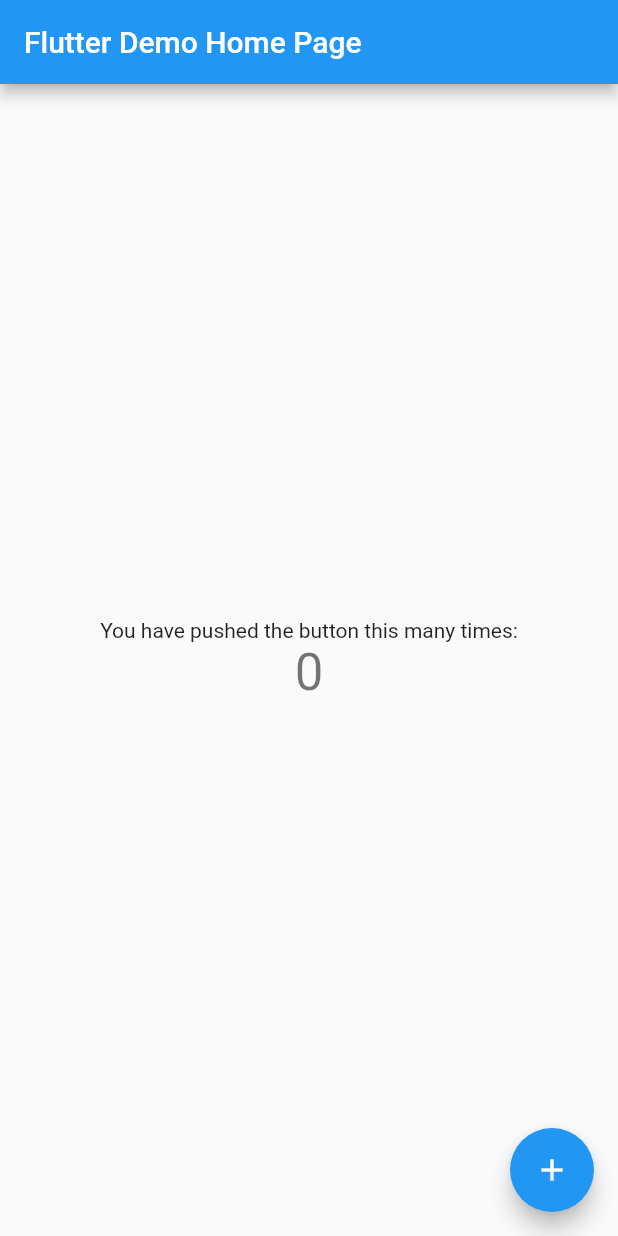
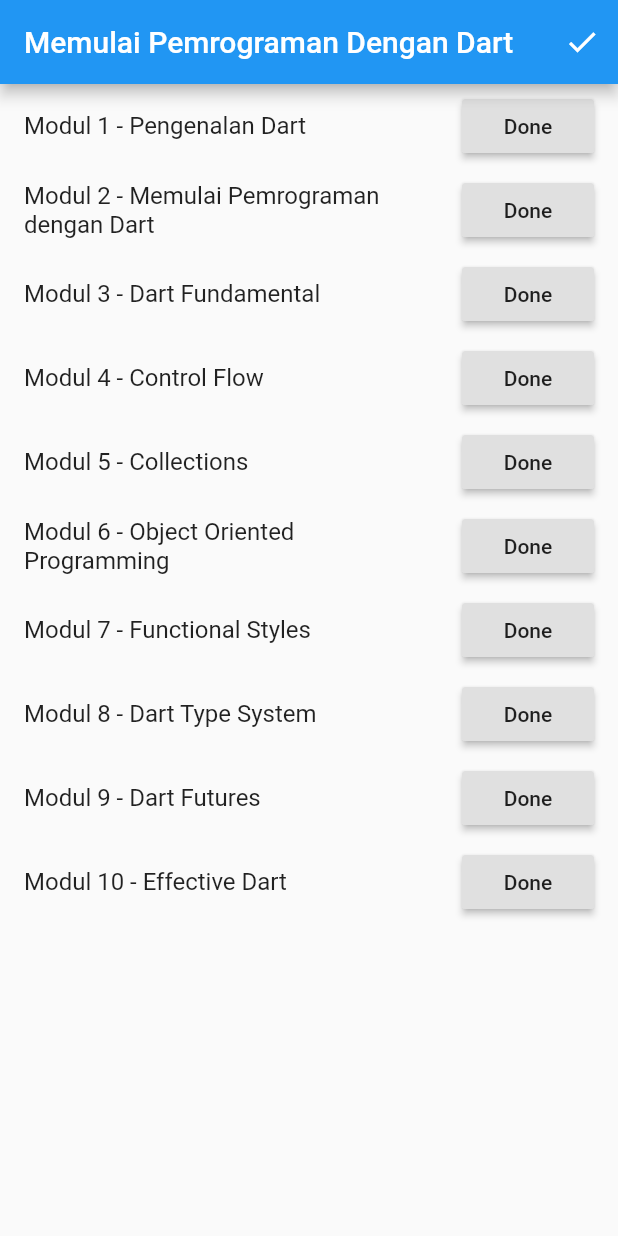
Before and after one commit to TjandraD/bfaf-dicoding, a Flutter app: the screen it shows after launch, on a phone screen of 412 x 824 dp. Run offline on Flutter 3.47's test engine with Material 2 defaults, Android fonts, the phone set to English and light mode, and no system bars; our stand-ins replace google_fonts, webview_flutter.

Commit message:
Finished module State Management

```diff
--- a/bfaf_app/lib/main.dart
+++ b/bfaf_app/lib/main.dart
@@ -5,109 +5,141 @@
 }
 
 class MyApp extends StatelessWidget {
-  // This widget is the root of your application.
   @override
   Widget build(BuildContext context) {
     return MaterialApp(
       title: 'Flutter Demo',
       theme: ThemeData(
-        // This is the theme of your application.
-        //
-        // Try running your application with "flutter run". You'll see the
-        // application has a blue toolbar. Then, without quitting the app, try
-        // changing the primarySwatch below to Colors.green and then invoke
-        // "hot reload" (press "r" in the console where you ran "flutter run",
-        // or simply save your changes to "hot reload" in a Flutter IDE).
-        // Notice that the counter didn't reset back to zero; the application
-        // is not restarted.
         primarySwatch: Colors.blue,
+        visualDensity: VisualDensity.adaptivePlatformDensity,
       ),
-      home: MyHomePage(title: 'Flutter Demo Home Page'),
+      home: ModulePage(),
     );
   }
 }
 
-class MyHomePage extends StatefulWidget {
-  MyHomePage({Key key, this.title}) : super(key: key);
-
-  // This widget is the home page of your application. It is stateful, meaning
-  // that it has a State object (defined below) that contains fields that affect
-  // how it looks.
-
-  // This class is the configuration for the state. It holds the values (in this
-  // case the title) provided by the parent (in this case the App widget) and
-  // used by the build method of the State. Fields in a Widget subclass are
-  // always marked "final".
-
-  final String title;
-
+class ModulePage extends StatefulWidget {
   @override
-  _MyHomePageState createState() => _MyHomePageState();
+  _ModulePageState createState() => _ModulePageState();
 }
 
-class _MyHomePageState extends State<MyHomePage> {
-  int _counter = 0;
-
-  void _incrementCounter() {
-    setState(() {
-      // This call to setState tells the Flutter framework that something has
-      // changed in this State, which causes it to rerun the build method below
-      // so that the display can reflect the updated values. If we changed
-      // _counter without calling setState(), then the build method would not be
-      // called again, and so nothing would appear to happen.
-      _counter++;
-    });
-  }
+class _ModulePageState extends State<ModulePage> {
+  final List<String> doneModuleList = [];
 
   @override
   Widget build(BuildContext context) {
-    // This method is rerun every time setState is called, for instance as done
-    // by the _incrementCounter method above.
-    //
-    // The Flutter framework has been optimized to make rerunning build methods
-    // fast, so that you can just rebuild anything that needs updating rather
-    // than having to individually change instances of widgets.
     return Scaffold(
       appBar: AppBar(
-        // Here we take the value from the MyHomePage object that was created by
-        // the App.build method, and use it to set our appbar title.
-        title: Text(widget.title),
+        title: Text('Memulai Pemrograman Dengan Dart'),
+        actions: [
+          IconButton(
+            icon: Icon(Icons.done),
+            onPressed: () {
+              Navigator.push(
+                context,
+                MaterialPageRoute(
+                  builder: (context) => DoneModuleList(
+                    doneModuleList: doneModuleList,
+                  ),
+                ),
+              );
+            },
+          ),
+        ],
       ),
-      body: Center(
-        // Center is a layout widget. It takes a single child and positions it
-        // in the middle of the parent.
-        child: Column(
-          // Column is also a layout widget. It takes a list of children and
-          // arranges them vertically. By default, it sizes itself to fit its
-          // children horizontally, and tries to be as tall as its parent.
-          //
-          // Invoke "debug painting" (press "p" in the console, choose the
-          // "Toggle Debug Paint" action from the Flutter Inspector in Android
-          // Studio, or the "Toggle Debug Paint" command in Visual Studio Code)
-          // to see the wireframe for each widget.
-          //
-          // Column has various properties to control how it sizes itself and
-          // how it positions its children. Here we use mainAxisAlignment to
-          // center the children vertically; the main axis here is the vertical
-          // axis because Columns are vertical (the cross axis would be
-          // horizontal).
-          mainAxisAlignment: MainAxisAlignment.center,
-          children: <Widget>[
-            Text(
-              'You have pushed the button this many times:',
-            ),
-            Text(
-              '$_counter',
-              style: Theme.of(context).textTheme.headline4,
-            ),
-          ],
-        ),
+      body: ModuleList(
+        doneModuleList: doneModuleList,
       ),
-      floatingActionButton: FloatingActionButton(
-        onPressed: _incrementCounter,
-        tooltip: 'Increment',
-        child: Icon(Icons.add),
-      ), // This trailing comma makes auto-formatting nicer for build methods.
     );
   }
 }
+
+class ModuleList extends StatefulWidget {
+  final List<String> doneModuleList;
+
+  ModuleList({this.doneModuleList});
+
+  @override
+  _ModuleListState createState() => _ModuleListState();
+}
+
+class _ModuleListState extends State<ModuleList> {
+  final List<String> moduleList = [
+    'Modul 1 - Pengenalan Dart',
+    'Modul 2 - Memulai Pemrograman dengan Dart',
+    'Modul 3 - Dart Fundamental',
+    'Modul 4 - Control Flow',
+    'Modul 5 - Collections',
+    'Modul 6 - Object Oriented Programming',
+    'Modul 7 - Functional Styles',
+    'Modul 8 - Dart Type System',
+    'Modul 9 - Dart Futures',
+    'Modul 10 - Effective Dart',
+  ];
+
+  @override
+  Widget build(BuildContext context) {
+    return ListView.builder(
+      itemCount: moduleList.length,
+      itemBuilder: (context, index) {
+        return ModuleTile(
+          moduleName: moduleList[index],
+          isDone: widget.doneModuleList.contains(moduleList[index]),
+          onClick: () {
+            setState(() {
+              widget.doneModuleList.add(moduleList[index]);
+            });
+          },
+        );
+      },
+    );
+  }
+}
+
+class ModuleTile extends StatelessWidget {
+  final String moduleName;
+  final bool isDone;
+  final Function onClick;
+
+  ModuleTile({
+    this.moduleName,
+    this.isDone,
+    this.onClick,
+  });
+
+  @override
+  Widget build(BuildContext context) {
+    return ListTile(
+      title: Text(moduleName),
+      trailing: isDone
+          ? Icon(Icons.done)
+          : RaisedButton(
+              child: Text('Done'),
+              onPressed: onClick,
+            ),
+    );
+  }
+}
+
+class DoneModuleList extends StatelessWidget {
+  final List<String> doneModuleList;
+
+  DoneModuleList({@required this.doneModuleList});
+
+  @override
+  Widget build(BuildContext context) {
+    return Scaffold(
+      appBar: AppBar(
+        title: Text('Done Module List'),
+      ),
+      body: ListView.builder(
+        itemCount: doneModuleList.length,
+        itemBuilder: (context, index) {
+          return ListTile(
+            title: Text(doneModuleList[index]),
+          );
+        },
+      ),
+    );
+  }
+}
```
Also changed, not shown: bfaf_app/pubspec.yaml (+1 -42 lines).
